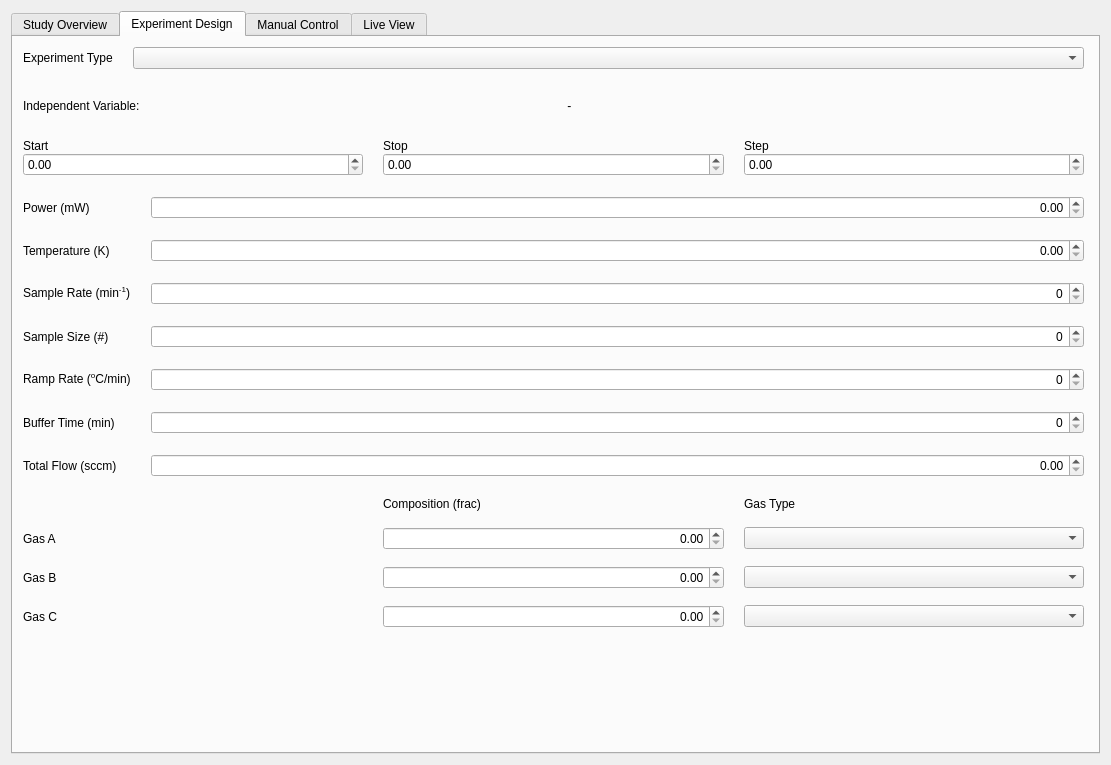
This is reactorUI.ui in Dionne-Lab/catalight as Qt 5 draws it before an edit. The edited form follows.
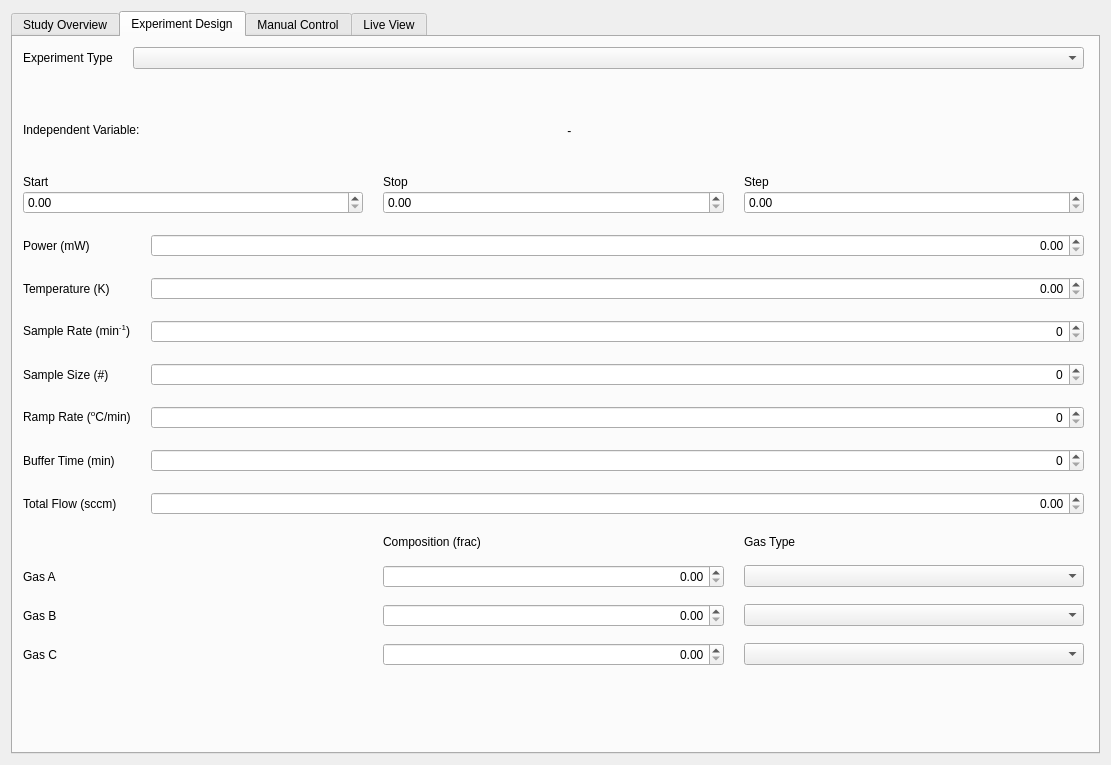
This is the edited form. The open tabs and pages were chosen to show the change.

Commit message: changed name of total flow box in man ctrl

Patch:
```diff
--- a/reactorUI.ui
+++ b/reactorUI.ui
@@ -205,7 +205,7 @@
          <x>10</x>
          <y>10</y>
          <width>1061</width>
-         <height>581</height>
+         <height>619</height>
         </rect>
        </property>
        <layout class="QHBoxLayout" name="horizontalLayout_10">
```
Left out of the diff: 6 changed lines with no effect on the pictures.
